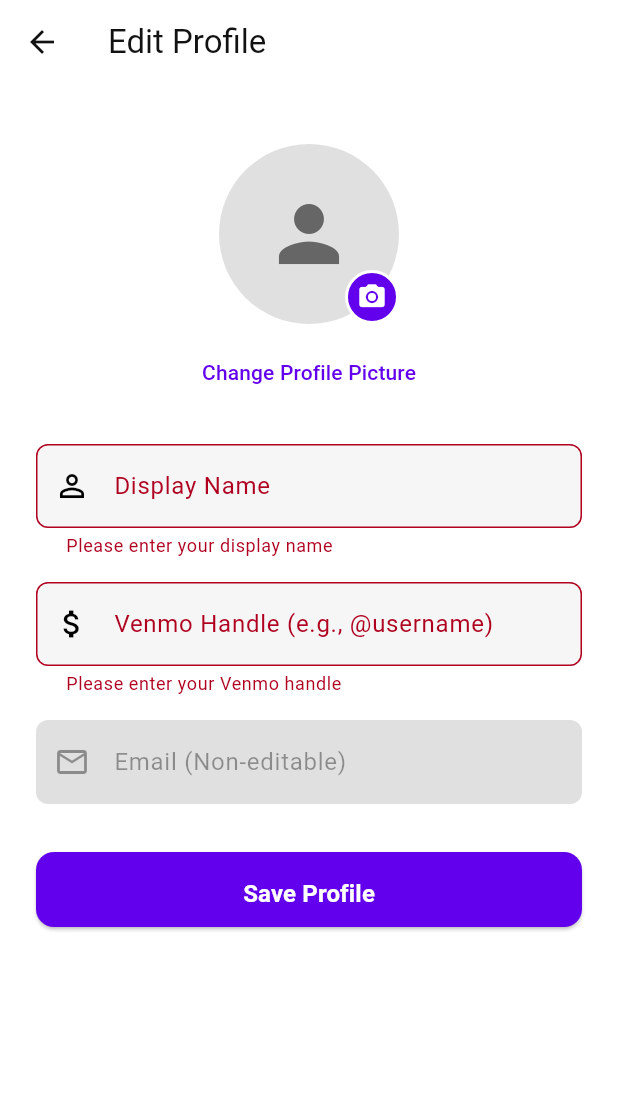
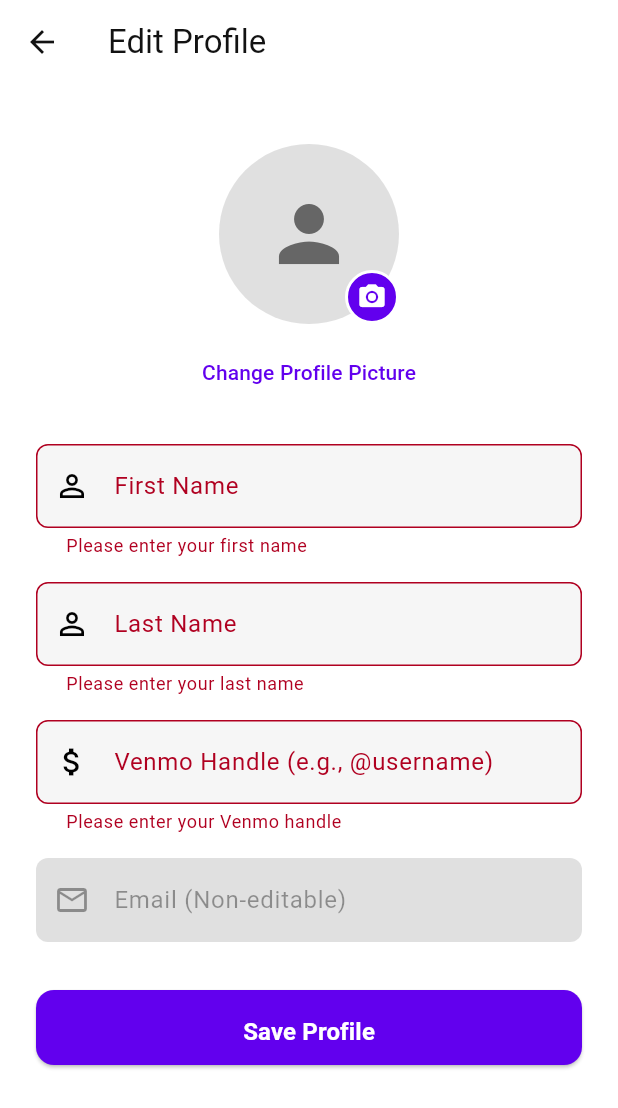
Before and after one commit to simonanderson16/Billy, a Flutter app: the EditProfileScreen screen opened by its route, after a tap on "Save Profile", on a phone screen of 412 x 824 dp. Shown: the top 1108 px of the screen. Run offline on Flutter 3.47's test engine with Material 3 defaults, Android fonts, the phone set to English and light mode, and no system bars; our stand-ins replace cached_network_image, flutter_dotenv, flutter_riverpod, get_it, image_picker, supabase_flutter; missing offline and left inert: storage_client; accounts and stored records are empty.

Commit message:
change from display name to first and last name

```diff
--- a/lib/features/auth/repositories/auth_repository.dart
+++ b/lib/features/auth/repositories/auth_repository.dart
@@ -121,7 +121,8 @@ class AuthRepository {
         final userModel = UserModel(
           id: user.id,
           email: user.email ?? '',
-          displayName: response['display_name'],
+          firstName: response['first_name'],
+          lastName: response['last_name'],
           venmoHandle: response['venmo_handle'],
           profileImageUrl: response['profile_image_url'],
           isProfileComplete: response['is_profile_complete'] ?? false,
@@ -144,7 +145,8 @@ class AuthRepository {
   // Update user profile
   Future<UserModel?> updateUserProfile({
     required String userId,
-    String? displayName,
+    String? firstName,
+    String? lastName,
     String? venmoHandle,
     String? profileImageUrl,
   }) async {
@@ -158,7 +160,8 @@ class AuthRepository {
       final updateData = {
         'id': userId,
         'email': user.email,
-        'display_name': displayName,
+        'first_name': firstName,
+        'last_name': lastName,
         'venmo_handle': venmoHandle,
         'profile_image_url': profileImageUrl,
         'is_profile_complete': true,
--- a/lib/features/auth/screens/splash_screen.dart
+++ b/lib/features/auth/screens/splash_screen.dart
@@ -28,7 +28,7 @@ class _SplashScreenState extends ConsumerState<SplashScreen> {
 
     // Debug print to show auth state
     print(
-      'Auth State: isAuthenticated=${authState.isAuthenticated}, isProfileComplete=${authState.isProfileComplete}, displayName=${authState.displayName}',
+      'Auth State: isAuthenticated=${authState.isAuthenticated}, isProfileComplete=${authState.isProfileComplete}, name=${authState.firstName} ${authState.lastName}',
     );
 
     if (authState.isAuthenticated) {
--- a/lib/features/home/screens/home_screen.dart
+++ b/lib/features/home/screens/home_screen.dart
@@ -45,7 +45,7 @@ class HomeScreen extends ConsumerWidget {
             crossAxisAlignment: CrossAxisAlignment.stretch,
             children: [
               Text(
-                'Welcome ${authState.displayName ?? 'User'}!',
+                'Welcome, ${authState.firstName ?? 'User'}!',
                 style: Theme.of(context).textTheme.headlineSmall?.copyWith(
                   fontWeight: FontWeight.bold,
                   color: AppTheme.blackColor,
--- a/lib/features/profile/screens/edit_profile_screen.dart
+++ b/lib/features/profile/screens/edit_profile_screen.dart
@@ -16,7 +16,8 @@ class EditProfileScreen extends ConsumerStatefulWidget {
 
 class _EditProfileScreenState extends ConsumerState<EditProfileScreen> {
   final _formKey = GlobalKey<FormState>();
-  late final TextEditingController _displayNameController;
+  late final TextEditingController _firstNameController;
+  late final TextEditingController _lastNameController;
   late final TextEditingController _venmoHandleController;
 
   File? _newProfileImage;
@@ -27,13 +28,15 @@ class _EditProfileScreenState extends ConsumerState<EditProfileScreen> {
   void initState() {
     super.initState();
     final authState = ref.read(authControllerProvider);
-    _displayNameController = TextEditingController(text: authState.displayName);
+    _firstNameController = TextEditingController(text: authState.firstName);
+    _lastNameController = TextEditingController(text: authState.lastName);
     _venmoHandleController = TextEditingController(text: authState.venmoHandle);
   }
 
   @override
   void dispose() {
-    _displayNameController.dispose();
+    _firstNameController.dispose();
+    _lastNameController.dispose();
     _venmoHandleController.dispose();
     super.dispose();
   }
@@ -71,7 +74,8 @@ class _EditProfileScreenState extends ConsumerState<EditProfileScreen> {
         await ref
             .read(authControllerProvider.notifier)
             .updateUserProfile(
-              displayName: _displayNameController.text.trim(),
+              firstName: _firstNameController.text.trim(),
+              lastName: _lastNameController.text.trim(),
               venmoHandle: _venmoHandleController.text.trim(),
               profileImage: imageBytes,
               fileName: fileName,
@@ -219,16 +223,31 @@ class _EditProfileScreenState extends ConsumerState<EditProfileScreen> {
                     child: const Text('Change Profile Picture'),
                   ),
                   const SizedBox(height: 24),
-                  // Display name
+                  // First name
                   TextFormField(
-                    controller: _displayNameController,
+                    controller: _firstNameController,
                     decoration: const InputDecoration(
-                      labelText: 'Display Name',
+                      labelText: 'First Name',
                       prefixIcon: Icon(Icons.person_outline),
                     ),
                     validator: (value) {
                       if (value == null || value.isEmpty) {
-                        return 'Please enter your display name';
+                        return 'Please enter your first name';
+                      }
+                      return null;
+                    },
+                  ),
+                  const SizedBox(height: 16),
+                  // Last name
+                  TextFormField(
+                    controller: _lastNameController,
+                    decoration: const InputDecoration(
+                      labelText: 'Last Name',
+                      prefixIcon: Icon(Icons.person_outline),
+                    ),
+                    validator: (value) {
+                      if (value == null || value.isEmpty) {
+                        return 'Please enter your last name';
                       }
                       return null;
                     },
--- a/lib/features/profile/screens/profile_screen.dart
+++ b/lib/features/profile/screens/profile_screen.dart
@@ -77,9 +77,9 @@ class ProfileScreen extends ConsumerWidget {
                         ),
                       ),
                       const SizedBox(height: 24),
-                      // Display name
+                      // Full name
                       Text(
-                        authState.displayName ?? 'No Name Set',
+                        authState.fullName ?? 'No Name Set',
                         style: Theme.of(
                           context,
                         ).textTheme.headlineMedium?.copyWith(
```
Also changed, not shown: lib/features/auth/controllers/auth_controller.dart (+12 -6 lines), lib/features/auth/models/auth_state.dart (+20 -4 lines), lib/features/auth/models/user_model.dart (+24 -6 lines), lib/features/auth/screens/complete_profile_screen.dart (+23 -6 lines).
